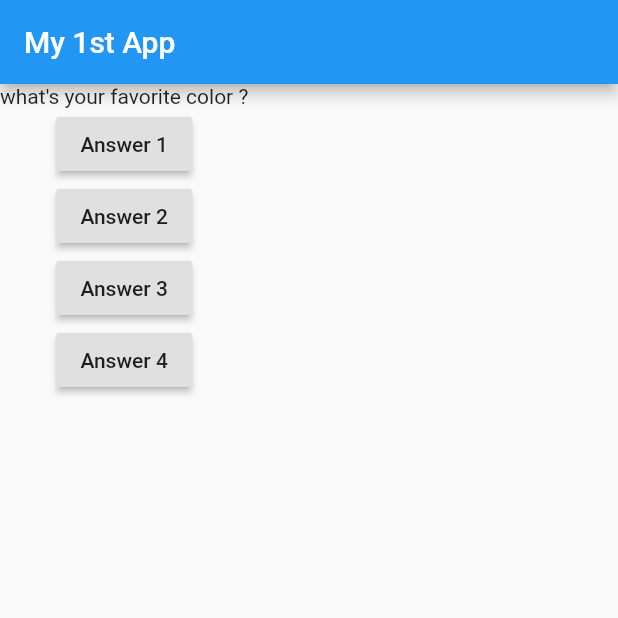
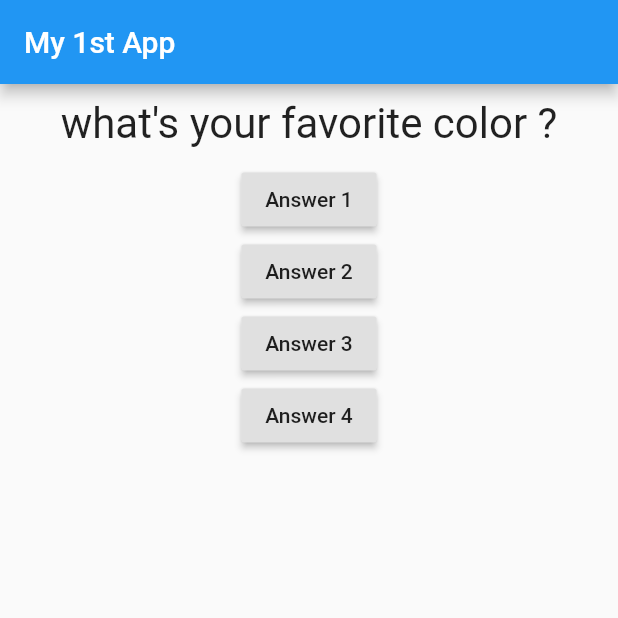
Before and after one commit to kazi-rayed-hossain/flutter_complite_guide, a Flutter app: the screen it shows after launch, on a phone screen of 412 x 824 dp, the top half of it. Run offline on Flutter 3.47's test engine with Material 2 defaults, Android fonts, the phone set to English and light mode, and no system bars.

Commit message:
layouting step

```diff
--- a/lib/question.dart
+++ b/lib/question.dart
@@ -6,6 +6,14 @@
 
   @override
   Widget build(BuildContext context) {
-    return Text(questionText);
+    return Container(
+      width: double.infinity,
+      margin: const EdgeInsets.all(10),
+      child: Text(
+        questionText,
+        style: const TextStyle(fontSize: 28),
+        textAlign: TextAlign.center,
+      ),
+    );
   }
 }
```
